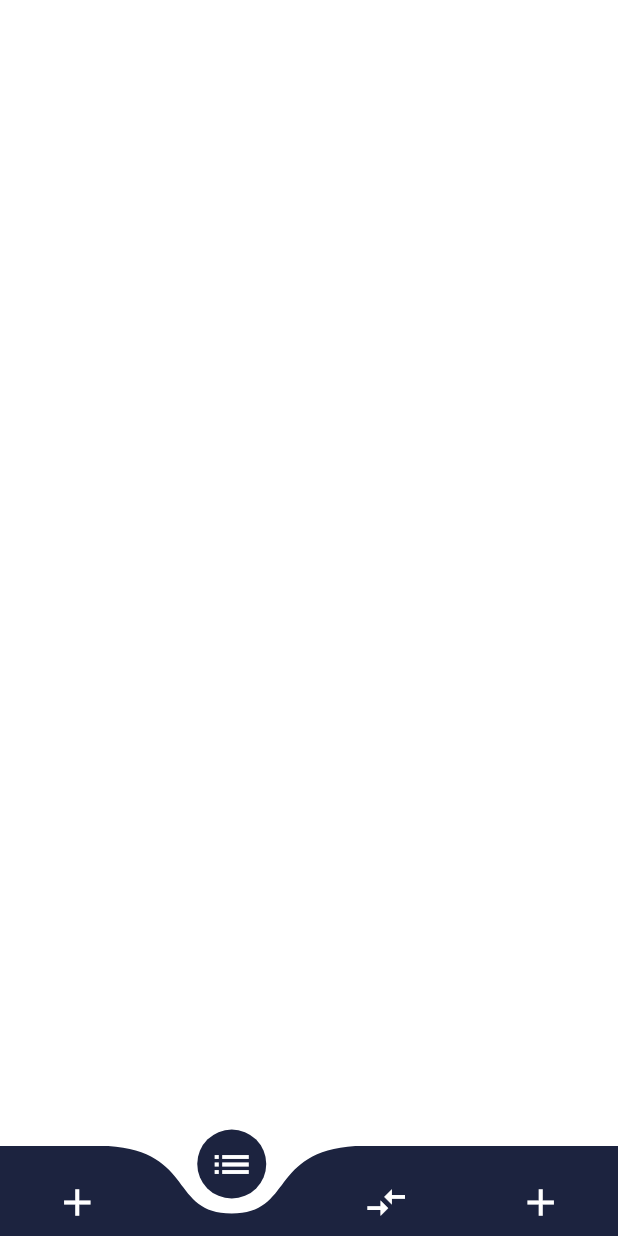
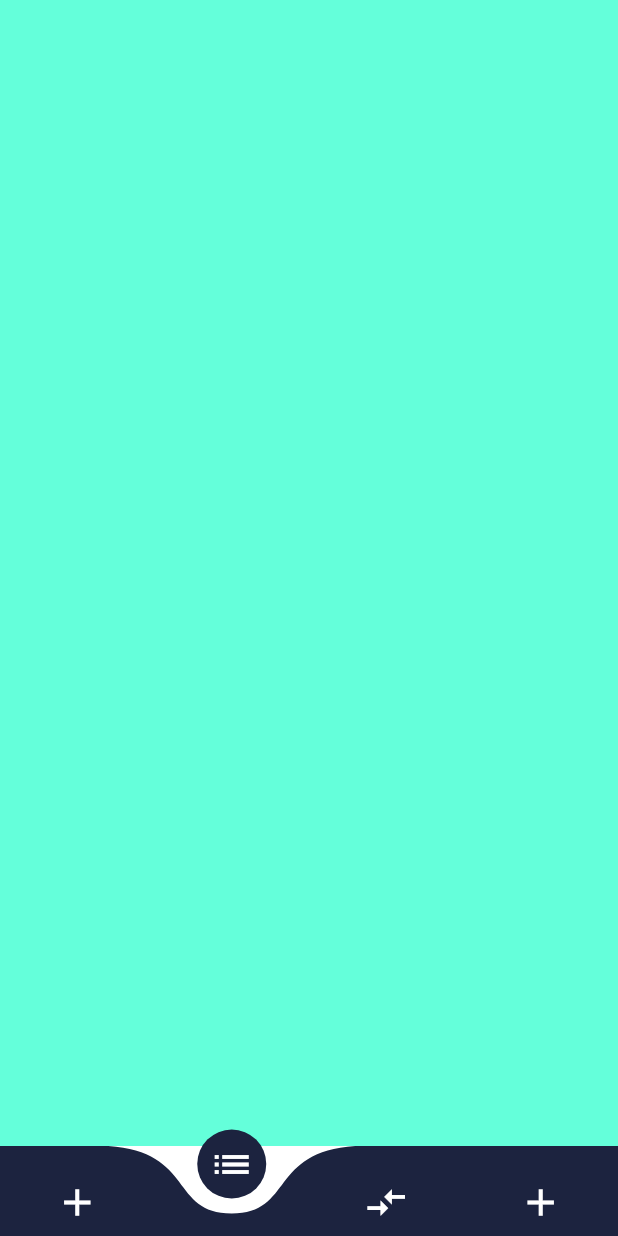
Before and after one commit to kosytedy/nepabills-app, a Flutter app: the screen it shows after launch, item 2 of the bottom bar chosen, on a phone screen of 412 x 824 dp. Run offline on Flutter 3.47's test engine with Material 2 defaults, Android fonts, the phone set to English and light mode, and no system bars; drawn by our look-alikes of curved_navigation_bar.

Commit message:
completed navigation

```diff
--- a/lib/main.dart
+++ b/lib/main.dart
@@ -1,11 +1,22 @@
 import 'package:flutter/material.dart';
 import 'package:curved_navigation_bar/curved_navigation_bar.dart';
+import 'package:nepabills/pages/first_page.dart';
+import 'package:nepabills/pages/fourth_page.dart';
+import 'package:nepabills/pages/second_page.dart';
+import 'package:nepabills/pages/third_page.dart';
 
 void main() => runApp(MyApp());
 
-class MyApp extends StatelessWidget {
+class MyApp extends StatefulWidget {
+  @override
+  _MyAppState createState() => _MyAppState();
+}
+
+class _MyAppState extends State<MyApp> {
   final themeColor = Colors.white;
   final counterThemeColor = const Color(0xFF1C233F);
+  Widget _showPage = FirstPage();
+  int pageIndex = 0;
 
   @override
   Widget build(BuildContext context) {
@@ -16,24 +27,56 @@ class MyApp extends StatelessWidget {
         primaryColor: counterThemeColor,
         backgroundColor: themeColor,
       ),
-      home: Scaffold(
+      home: defaultPage(),
+    );
+  }
+
+  Widget defaultPage() {
+    return Builder(
+      builder: (context) => Scaffold(
             backgroundColor: themeColor,
             bottomNavigationBar: CurvedNavigationBar(
+              index: pageIndex,
               backgroundColor: themeColor,
               items: <Widget>[
                 Icon(Icons.add, size: 30, color: themeColor,),
                 Icon(Icons.list, size: 30, color: themeColor,),
                 Icon(Icons.compare_arrows, size: 30, color: themeColor,),
-            Icon(Icons.add, size: 30, color: themeColor,),
+                Icon(Icons.add, size: 30, color: themeColor, ),
               ],
               onTap: (index) {
-            //Handle button tap
+                setState(() {
+                 _showPage = _openPage(index);
+                 pageIndex = index;
+                });
               },
               color: counterThemeColor,
               height: 60,
             ),
-        body: Container(color: themeColor),
+            body: _showPage,
           ),
     );
   }
+
+  _openPage(index) {
+    Widget page;
+    switch (index) {
+      case 0:
+        page = FirstPage();
+        break;
+      case 1:
+        page = SecondPage();
+        break;
+      case 2:
+        page = ThirdPage();
+        break;
+      case 3:
+        page = FourthPage();
+        break;
+      default:
+        page = FirstPage();
     }
+
+    return page;
+  }
+}
--- /dev/null
+++ b/lib/pages/second_page.dart
@@ -0,0 +1,10 @@
+import 'package:flutter/material.dart';
+
+class SecondPage extends StatelessWidget {
+  @override
+  Widget build(BuildContext context) {
+    return Container(
+      color: Colors.tealAccent,
+    );
+  }
+}
```
Also changed, not shown: lib/pages/first_page.dart (added, +10 -0 lines), lib/pages/fourth_page.dart (added, +10 -0 lines), lib/pages/third_page.dart (added, +10 -0 lines). Lines whose indentation alone changed are shown as unchanged.
